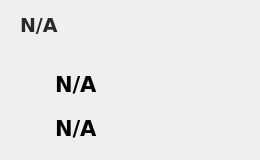
The window that ui/info_widget.ui (maajus/namas_main) describes before a commit, drawn with Qt 5.
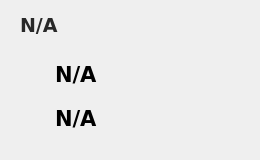
The same window after the commit. Icons and pictures are not drawn.

Diff of the .ui file:
```diff
--- a/ui/info_widget.ui
+++ b/ui/info_widget.ui
@@ -41,11 +41,16 @@
    <property name="geometry">
     <rect>
      <x>20</x>
-     <y>38</y>
+     <y>39</y>
      <width>171</width>
-     <height>21</height>
+     <height>17</height>
     </rect>
    </property>
+   <property name="font">
+    <font>
+     <pointsize>7</pointsize>
+    </font>
+   </property>
    <property name="text">
     <string/>
    </property>
@@ -57,7 +62,7 @@
    <property name="geometry">
     <rect>
      <x>55</x>
-     <y>68</y>
+     <y>58</y>
      <width>121</width>
      <height>33</height>
     </rect>
@@ -78,7 +83,7 @@
    <property name="geometry">
     <rect>
      <x>55</x>
-     <y>112</y>
+     <y>102</y>
      <width>111</width>
      <height>33</height>
     </rect>
@@ -99,7 +104,7 @@
    <property name="geometry">
     <rect>
      <x>11</x>
-     <y>68</y>
+     <y>58</y>
      <width>37</width>
      <height>37</height>
     </rect>
@@ -127,7 +132,7 @@
    <property name="geometry">
     <rect>
      <x>11</x>
-     <y>110</y>
+     <y>100</y>
      <width>37</width>
      <height>37</height>
     </rect>
```
Left out of the diff: 22 changed lines with no effect on the pictures.
